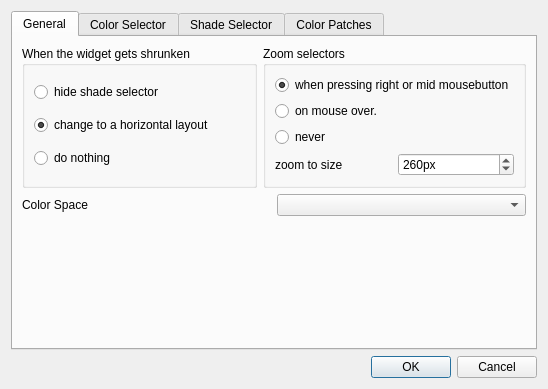
Above: krita/plugins/extensions/dockers/colorselectorng/wdg_color_selector_settings.ui from KDE/krita before the change. Below: the same form after it.
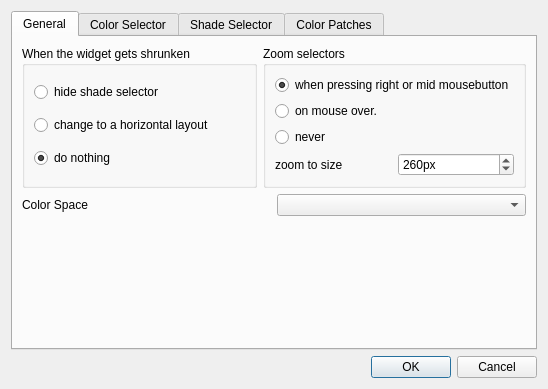
That is the form after the change. Custom widgets are drawn as their Qt base class.

Commit message: fixed loading of radio buttons and selector type widget

```diff
--- a/krita/plugins/extensions/dockers/colorselectorng/wdg_color_selector_settings.ui
+++ b/krita/plugins/extensions/dockers/colorselectorng/wdg_color_selector_settings.ui
@@ -45,7 +45,7 @@
                <string>change to a horizontal layout</string>
               </property>
               <property name="checked">
-               <bool>true</bool>
+               <bool>false</bool>
               </property>
              </widget>
             </item>
@@ -55,7 +55,7 @@
                <string>do nothing</string>
               </property>
               <property name="checked">
-               <bool>false</bool>
+               <bool>true</bool>
               </property>
              </widget>
             </item>
```
Left out of the diff: 18 changed lines with no effect on the pictures. The commit also changes 2 other files.
